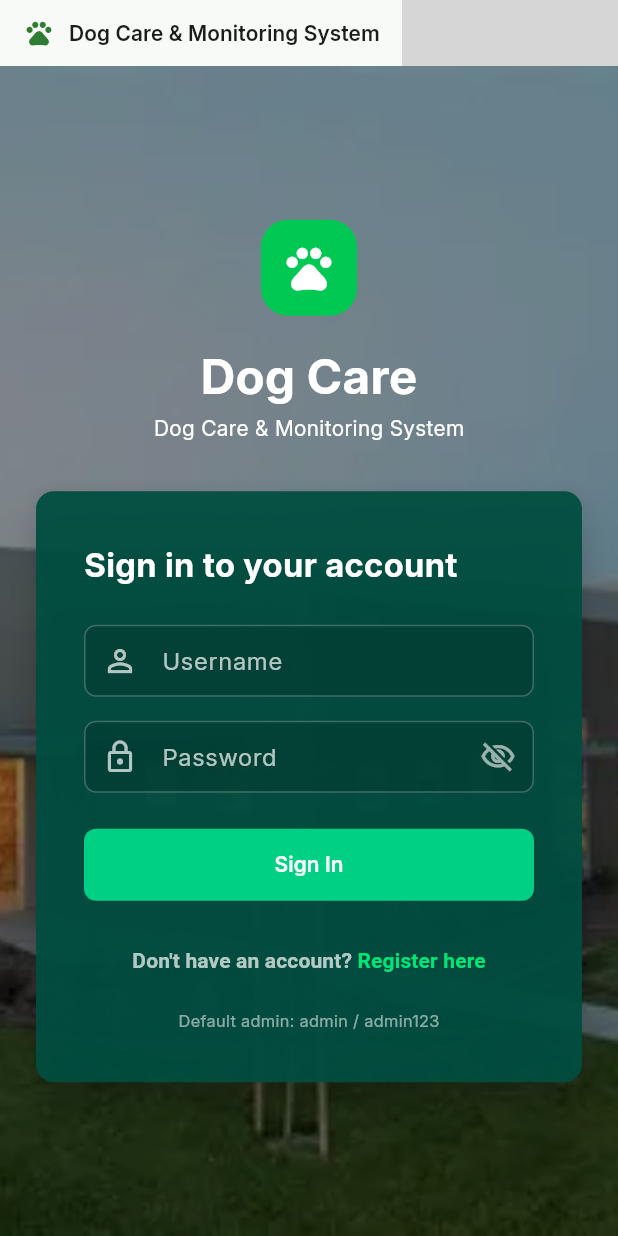
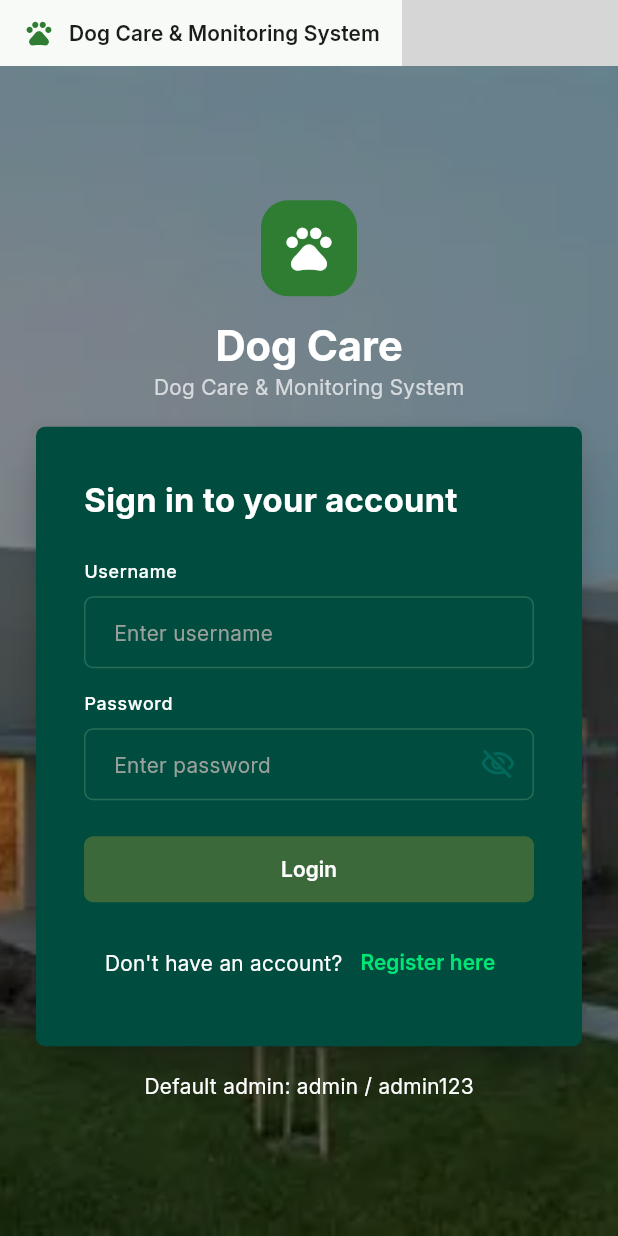
Before and after one commit to jcgpl-dev/dog_care_desktop, a Flutter app: the screen it shows after launch, on a phone screen of 412 x 824 dp. Run offline on Flutter 3.47's test engine with Material 3 defaults, Android fonts, the phone set to English and light mode, and no system bars; our stand-ins replace dartz, flutter_bloc, get_it; missing offline and left inert: bitsdojo_window; grey boxes are pictures that could not be loaded.

Commit message:
auth ui update

```diff
--- a/lib/config/theme/app_colors.dart
+++ b/lib/config/theme/app_colors.dart
@@ -4,28 +4,49 @@ class AppColors {
   AppColors._();
 
   // Brand
+
   static const primary = Color(0xFF2E7D32);
   static const primaryContainer = Color(0xFFC8E6C9);
-
   static const secondary = Color(0xFF00695C);
   static const secondaryContainer = Color(0xFFB2DFDB);
 
   // Surfaces
+
   static const background = Color(0xFFF8FAF8);
   static const surface = Color(0xFFFFFFFF);
   static const surfaceVariant = Color(0xFFF0F2F0);
 
   // Text
+
   static const textPrimary = Color(0xFF1A1C1A);
   static const textSecondary = Color(0xFF5F6360);
   static const textDisabled = Color(0xFF9AA09B);
 
   // Borders
+
   static const border = Color(0xFFD9DED9);
+  static const borderDisabled = Color(0xFFA8C8AA);
+
+  // Card color
+
+  static const cardColor = Color(0xFF004D40);
 
   // Semantic
+
   static const success = Color(0xFF2E7D32);
   static const warning = Color(0xFFF9A825);
   static const error = Color(0xFFC62828);
   static const info = Color(0xFF1565C0);
+
+  // Dark surface / authentication UI
+
+  static const darkText = Color(0xFFFFFFFF);
+  static const darkTextSecondary = Color(0xB3FFFFFF);
+  static const darkTextHint = Color(0x61FFFFFF);
+  static const darkIcon = Color(0xA6FFFFFF);
+  static const darkFieldBackground = Color(0x26000000);
+  static const darkBorder = Color(0x26FFFFFF);
+  static const darkBorderDisabled = Color(0x4D81B584);
+
+  static const overlay = Color(0x73000000);
 }
--- a/lib/config/theme/app_dimensions.dart
+++ b/lib/config/theme/app_dimensions.dart
@@ -42,4 +42,10 @@ class AppDimensions {
   // Layout
   static const sidebarWidth = 250.0;
   static const maxContentWidth = 1440.0;
+
+  static const loginLogoSize = 64.0;
+  static const loginLogoRadius = 18.0;
+  static const loginLogoIconSize = 36.0;
+  static const loginFormMaxWidth = 440.0;
+  static const loginCardPadding = 32.0;
 }
--- /dev/null
+++ b/lib/core/presentation/widgets/buttons/app_button.dart
@@ -0,0 +1,47 @@
+import 'package:flutter/material.dart';
+
+import '../../../../config/theme/app_dimensions.dart';
+import '../../../../config/theme/app_text_styles.dart';
+
+class AppButton extends StatelessWidget {
+  final String label;
+  final VoidCallback? onPressed;
+  final bool isLoading;
+  final Widget? icon;
+
+  const AppButton({
+    super.key,
+    required this.label,
+    required this.onPressed,
+    this.isLoading = false,
+    this.icon,
+  });
+
+  @override
+  Widget build(BuildContext context) {
+    return SizedBox(
+      width: double.infinity,
+      height: AppDimensions.buttonHeight,
+      child: FilledButton.icon(
+        style: ButtonStyle(
+          shape: MaterialStateProperty.all(
+            RoundedRectangleBorder(
+              borderRadius: BorderRadius.circular(AppDimensions.radiusSmall),
+            ),
+          ),
+        ),
+        onPressed: isLoading ? null : onPressed,
+        icon: isLoading
+            ? const SizedBox.shrink()
+            : icon ?? const SizedBox.shrink(),
+        label: isLoading
+            ? const SizedBox(
+                width: 20,
+                height: 20,
+                child: CircularProgressIndicator(strokeWidth: 2),
+              )
+            : Text(label, style: AppTextStyles.labelLarge),
+      ),
+    );
+  }
+}
--- /dev/null
+++ b/lib/core/presentation/widgets/inputs/app_text_field.dart
@@ -0,0 +1,211 @@
+import 'package:flutter/material.dart';
+
+import '../../../../config/theme/app_colors.dart';
+import '../../../../config/theme/app_dimensions.dart';
+
+enum AppTextFieldVariant { standard, dark }
+
+class AppTextField extends StatelessWidget {
+  final TextEditingController? controller;
+
+  // Content
+  final String label;
+  final String? hint;
+  final String? errorText;
+
+  // Input behavior
+  final TextInputType? keyboardType;
+  final TextInputAction? textInputAction;
+  final bool obscureText;
+  final bool enabled;
+  final bool readOnly;
+  final bool autofocus;
+
+  final int? maxLines;
+  final int? maxLength;
+
+  // Icons
+  final Widget? prefixIcon;
+  final Widget? suffixIcon;
+
+  // Validation / callbacks
+  final String? Function(String?)? validator;
+  final ValueChanged<String>? onChanged;
+  final VoidCallback? onTap;
+  final ValueChanged<String>? onSubmitted;
+  final FocusNode? focusNode;
+
+  // Appearance
+  final AppTextFieldVariant variant;
+
+  final Color? labelColor;
+  final Color? textColor;
+  final Color? hintColor;
+
+  final Color? fillColor;
+
+  final Color? prefixIconColor;
+  final Color? suffixIconColor;
+
+  final Color? borderColor;
+  final Color? focusedBorderColor;
+  final Color? errorBorderColor;
+  final Color? disabledBorderColor;
+
+  final double? borderRadius;
+  final double focusedBorderWidth;
+
+  const AppTextField({
+    super.key,
+    required this.label,
+    this.controller,
+    this.hint,
+    this.errorText,
+    this.keyboardType,
+    this.textInputAction,
+    this.obscureText = false,
+    this.enabled = true,
+    this.readOnly = false,
+    this.autofocus = false,
+    this.maxLines = 1,
+    this.maxLength,
+    this.prefixIcon,
+    this.suffixIcon,
+    this.validator,
+    this.onChanged,
+    this.onTap,
+    this.onSubmitted,
+    this.focusNode,
+    this.variant = AppTextFieldVariant.standard,
+
+    // Appearance overrides
+    this.labelColor,
+    this.textColor,
+    this.hintColor,
+    this.fillColor,
+    this.prefixIconColor,
+    this.suffixIconColor,
+    this.borderColor,
+    this.focusedBorderColor,
+    this.errorBorderColor,
+    this.disabledBorderColor,
+    this.borderRadius,
+    this.focusedBorderWidth = 2,
+  });
+
+  bool get isDark => variant == AppTextFieldVariant.dark;
+
+  Color get _labelColor =>
+      labelColor ??
+      (isDark ? AppColors.darkTextSecondary : AppColors.textPrimary);
+
+  Color get _textColor =>
+      textColor ?? (isDark ? AppColors.darkText : AppColors.textPrimary);
+
+  Color get _hintColor =>
+      hintColor ?? (isDark ? AppColors.darkTextHint : AppColors.textSecondary);
+
+  Color get _fillColor =>
+      fillColor ?? (isDark ? AppColors.darkFieldBackground : AppColors.surface);
+
+  Color get _prefixIconColor =>
+      prefixIconColor ??
+      (isDark ? AppColors.darkIcon : AppColors.textSecondary);
+
+  Color get _suffixIconColor =>
+      suffixIconColor ??
+      (isDark ? AppColors.darkIcon : AppColors.textSecondary);
+
+  Color get _borderColor =>
+      borderColor ?? (isDark ? AppColors.darkBorder : AppColors.border);
+
+  Color get _focusedBorderColor =>
+      focusedBorderColor ??
+      (isDark ? AppColors.primaryContainer : AppColors.primary);
+
+  Color get _errorBorderColor => errorBorderColor ?? AppColors.error;
+
+  Color get _disabledBorderColor =>
+      disabledBorderColor ??
+      (isDark ? AppColors.darkBorderDisabled : AppColors.borderDisabled);
+  double get _borderRadius => borderRadius ?? AppDimensions.radiusSmall;
+
+  @override
+  Widget build(BuildContext context) {
+    final textTheme = Theme.of(context).textTheme;
+
+    return Column(
+      crossAxisAlignment: CrossAxisAlignment.start,
+      children: [
+        Text(label, style: textTheme.labelMedium?.copyWith(color: _labelColor)),
+
+        const SizedBox(height: AppDimensions.spacing8),
+
+        TextFormField(
+          controller: controller,
+          focusNode: focusNode,
+          keyboardType: keyboardType,
+          textInputAction: textInputAction,
+          obscureText: obscureText,
+          enabled: enabled,
+          readOnly: readOnly,
+          autofocus: autofocus,
+          maxLines: obscureText ? 1 : maxLines,
+          maxLength: maxLength,
+          validator: validator,
+          onChanged: onChanged,
+          onTap: onTap,
+          onFieldSubmitted: onSubmitted,
+
+          style: textTheme.bodyMedium?.copyWith(color: _textColor),
+
+          decoration: InputDecoration(
+            hintText: hint,
+            errorText: errorText,
+
+            hintStyle: textTheme.bodyMedium?.copyWith(color: _hintColor),
+
+            prefixIcon: prefixIcon,
+            suffixIcon: suffixIcon,
+
+            prefixIconColor: _prefixIconColor,
+            suffixIconColor: _suffixIconColor,
+
+            filled: true,
+            fillColor: _fillColor,
+
+            contentPadding: const EdgeInsets.symmetric(
+              horizontal: AppDimensions.spacing16,
+              vertical: AppDimensions.spacing12,
+            ),
+
+            border: _border(color: _borderColor),
+
+            enabledBorder: _border(color: _borderColor),
+
+            focusedBorder: _border(
+              color: _focusedBorderColor,
+              width: focusedBorderWidth,
+            ),
+
+            errorBorder: _border(color: _errorBorderColor),
+
+            focusedErrorBorder: _border(
+              color: _errorBorderColor,
+              width: focusedBorderWidth,
+            ),
+
+            disabledBorder: _border(color: _disabledBorderColor),
+          ),
+        ),
+      ],
+    );
+  }
+
+  OutlineInputBorder _border({required Color color, double width = 1}) {
+    return OutlineInputBorder(
+      borderRadius: BorderRadius.circular(_borderRadius),
+      borderSide: BorderSide(color: color, width: width),
+    );
+  }
+}
--- a/lib/features/auth/presentation/widgets/auth_background.dart
+++ b/lib/features/auth/presentation/widgets/auth_background.dart
@@ -0,0 +1,21 @@
+import 'package:flutter/material.dart';
+
+import '../../../../config/theme/app_colors.dart';
+
+class AuthBackground extends StatelessWidget {
+  final Widget child;
+
+  const AuthBackground({super.key, required this.child});
+
+  @override
+  Widget build(BuildContext context) {
+    return Stack(
+      fit: StackFit.expand,
+      children: [
+        Image.asset('assets/images/login_bg.webp', fit: BoxFit.cover),
+        Container(color: AppColors.overlay),
+        child,
+      ],
+    );
+  }
+}
--- /dev/null
+++ b/lib/features/auth/presentation/widgets/login_footer.dart
@@ -0,0 +1,14 @@
+import 'package:dog_care_desktop/config/theme/app_colors.dart';
+import 'package:flutter/material.dart';
+
+class LoginFooter extends StatelessWidget {
+  const LoginFooter({super.key});
+
+  @override
+  Widget build(BuildContext context) {
+    return Text(
+      'Default admin: admin / admin123',
+      style: TextStyle(color: AppColors.darkText, fontSize: 14),
+    );
+  }
+}
--- a/lib/features/auth/presentation/widgets/login_form.dart
+++ b/lib/features/auth/presentation/widgets/login_form.dart
@@ -1,3 +1,10 @@
+import 'package:dog_care_desktop/config/theme/app_colors.dart';
+import 'package:dog_care_desktop/config/theme/app_dimensions.dart';
+import 'package:dog_care_desktop/core/presentation/widgets/buttons/app_button.dart';
+import 'package:dog_care_desktop/core/presentation/widgets/inputs/app_text_field.dart';
+import 'package:dog_care_desktop/features/auth/presentation/widgets/auth_background.dart';
+import 'package:dog_care_desktop/features/auth/presentation/widgets/login_footer.dart';
+import 'package:dog_care_desktop/features/auth/presentation/widgets/login_header.dart';
 import 'package:flutter/material.dart';
 import 'package:flutter_bloc/flutter_bloc.dart';
 
@@ -12,17 +19,20 @@ class LoginForm extends StatefulWidget {
 
 class _LoginFormState extends State<LoginForm> {
   final _formKey = GlobalKey<FormState>();
-
+  bool _obscurePassword = true;
   final _usernameController = TextEditingController();
   final _passwordController = TextEditingController();
-
-  bool _obscurePassword = true;
-
   @override
   void dispose() {
     _usernameController.dispose();
     _passwordController.dispose();
     super.dispose();
+  }
+
+  void _togglePasswordVisibility() {
+    setState(() {
+      _obscurePassword = !_obscurePassword;
+    });
   }
 
   void _submit() {
@@ -44,43 +54,24 @@ class _LoginFormState extends State<LoginForm> {
       fit: StackFit.expand,
       children: [
         // Background
-        Image.asset('assets/images/login_bg.webp', fit: BoxFit.cover),
-
-        // Dark overlay
-        Container(color: Colors.black.withOpacity(0.45)),
+        AuthBackground(child: Container()),
 
         Center(
           child: SingleChildScrollView(
             padding: const EdgeInsets.all(24),
             child: ConstrainedBox(
-              constraints: const BoxConstraints(maxWidth: 440),
+              constraints: const BoxConstraints(maxWidth: 500),
               child: Column(
                 children: [
-                  _buildLogo(),
-
-                  const SizedBox(height: 16),
-                  const Text(
-                    'Dog Care',
-                    style: TextStyle(
-                      color: Colors.white,
-                      fontSize: 32,
-                      fontWeight: FontWeight.w700,
-                    ),
-                  ),
-                  const Text(
-                    'Dog Care & Monitoring System',
-                    style: TextStyle(
-                      color: Colors.white,
-                      fontSize: 14,
-                      fontWeight: FontWeight.w400,
-                    ),
-                  ),
-                  const SizedBox(height: 32),
+                  LoginHeader(),
+                  SizedBox(height: AppDimensions.spacing16),
                   Card(
-                    color: const Color(0xFF004D40).withOpacity(0.94),
+                    color: AppColors.cardColor,
                     elevation: 12,
                     shape: RoundedRectangleBorder(
-                      borderRadius: BorderRadius.circular(12),
+                      borderRadius: BorderRadius.circular(
+                        AppDimensions.radiusSmall,
+                      ),
                     ),
                     child: Padding(
                       padding: const EdgeInsets.all(32),
@@ -106,53 +97,100 @@ class _LoginFormState extends State<LoginForm> {
 
                             const SizedBox(height: 24),
 
-                            _buildUsernameField(),
+                            AppTextField(
+                              textColor: AppColors.darkText,
+                              labelColor: AppColors.darkText,
+                              fillColor: AppColors.cardColor,
+                              hintColor: AppColors.textDisabled,
+                              borderColor: AppColors.darkBorderDisabled,
+                              hint: 'Enter username',
+                              label: 'Username',
+                              controller: _usernameController,
+                              validator: (value) {
+                                if (value == null || value.trim().isEmpty) {
+                                  return 'Username is required';
+                                }
+                                return null;
+                              },
+                            ),
 
                             const SizedBox(height: 16),
 
-                            _buildPasswordField(),
+                            AppTextField(
+                              textColor: AppColors.darkText,
+                              fillColor: AppColors.cardColor,
+                              labelColor: AppColors.darkText,
+                              hint: 'Enter password',
+                              hintColor: AppColors.textDisabled,
+                              borderColor: AppColors.darkBorderDisabled,
+                              label: 'Password',
+                              controller: _passwordController,
+                              obscureText: _obscurePassword,
+                              suffixIconColor: AppColors.secondary,
+                              validator: (value) {
+                                if (value == null || value.isEmpty) {
+                                  return 'Password is required';
+                                }
+                                return null;
+                              },
+                              suffixIcon: IconButton(
+                                onPressed: _togglePasswordVisibility,
+                                icon: Icon(
+                                  _obscurePassword
+                                      ? Icons.visibility_off_outlined
+                                      : Icons.visibility_outlined,
+                                ),
+                              ),
+                            ),
 
                             const SizedBox(height: 24),
 
-                            _buildSignInButton(),
+                            BlocBuilder<AuthBloc, AuthState>(
+                              builder: (context, state) {
+                                final isLoading = state is AuthLoading;
+                                return AppButton(
+                                  label: 'Login',
+                                  onPressed: () {
+                                    isLoading ? null : _submit;
+                                  },
+                                );
+                              },
+                            ),
 
                             const SizedBox(height: 16),
 
+                            Row(
+                              mainAxisAlignment: MainAxisAlignment.center,
+                              children: [
+                                Text(
+                                  "Don't have an account?",
+                                  style: TextStyle(
+                                    color: AppColors.darkText,
+                                    fontWeight: FontWeight.w400,
+                                  ),
+                                ),
                                 TextButton(
                                   onPressed: () {
                                     // Registration will be implemented later.
                                   },
-                              child: const Text.rich(
-                                TextSpan(
-                                  text: "Don't have an account? ",
-                                  style: TextStyle(color: Colors.white70),
-                                  children: [
-                                    TextSpan(
-                                      text: 'Register here',
+                                  child: const Text(
+                                    'Register here',
                                     style: TextStyle(
                                       color: Color(0xFF00E676),
                                       fontWeight: FontWeight.w600,
                                     ),
                                   ),
+                                ),
                               ],
-                                ),
-                              ),
-                            ),
-
-                            const SizedBox(height: 8),
-
-                            const Text(
-                              'Default admin: admin / admin123',
-                              style: TextStyle(
-                                color: Colors.white54,
-                                fontSize: 11,
-                              ),
                             ),
                           ],
                         ),
                       ),
                     ),
                   ),
+                  const SizedBox(height: AppDimensions.spacing16),
+
+                  LoginFooter(),
                 ],
               ),
             ),
@@ -161,130 +199,4 @@ class _LoginFormState extends State<LoginForm> {
       ],
     );
   }
-
-  Widget _buildLogo() {
-    return Container(
-      width: 64,
-      height: 64,
-      decoration: BoxDecoration(
-        color: const Color(0xFF00C853),
-        borderRadius: BorderRadius.circular(18),
-      ),
-      child: const Icon(Icons.pets, color: Colors.white, size: 36),
-    );
 }
-
-  Widget _buildUsernameField() {
-    return TextFormField(
-      controller: _usernameController,
-      style: const TextStyle(color: Colors.white),
-      decoration: _inputDecoration(
-        label: 'Username',
-        hint: 'Enter username',
-        icon: Icons.person_outline,
-      ),
-      validator: (value) {
-        if (value == null || value.trim().isEmpty) {
-          return 'Username is required';
-        }
-        return null;
-      },
-    );
-  }
-
-  Widget _buildPasswordField() {
-    return TextFormField(
-      controller: _passwordController,
-      obscureText: _obscurePassword,
-      style: const TextStyle(color: Colors.white),
-      decoration:
-          _inputDecoration(
-            label: 'Password',
-            hint: 'Enter password',
-            icon: Icons.lock_outline,
-          ).copyWith(
-            suffixIcon: IconButton(
-              onPressed: () {
-                setState(() {
-                  _obscurePassword = !_obscurePassword;
-                });
-              },
-              icon: Icon(
-                _obscurePassword
-                    ? Icons.visibility_off_outlined
-                    : Icons.visibility_outlined,
-                color: Colors.white60,
-              ),
-            ),
-          ),
-      validator: (value) {
-        if (value == null || value.isEmpty) {
-          return 'Password is required';
-        }
-        return null;
-      },
-    );
-  }
-
-  InputDecoration _inputDecoration({
-    required String label,
-    required String hint,
-    required IconData icon,
-  }) {
-    return InputDecoration(
-      labelText: label,
-      hintText: hint,
-      prefixIcon: Icon(icon),
-      labelStyle: const TextStyle(color: Colors.white70),
-      hintStyle: const TextStyle(color: Colors.white38),
-      prefixIconColor: Colors.white70,
-      filled: true,
-      fillColor: Colors.black.withOpacity(0.15),
-      border: OutlineInputBorder(borderRadius: BorderRadius.circular(8)),
-      enabledBorder: OutlineInputBorder(
-        borderRadius: BorderRadius.circular(8),
-        borderSide: const BorderSide(color: Colors.white24),
-      ),
-      focusedBorder: OutlineInputBorder(
-        borderRadius: BorderRadius.circular(8),
-        borderSide: const BorderSide(color: Color(0xFF00E676), width: 2),
-      ),
-    );
-  }
-
-  Widget _buildSignInButton() {
-    return BlocBuilder<AuthBloc, AuthState>(
-      builder: (context, state) {
-        final isLoading = state is AuthLoading;
-
-        return SizedBox(
-          width: double.infinity,
-          height: 48,
-          child: FilledButton(
-            onPressed: isLoading ? null : _submit,
-            style: FilledButton.styleFrom(
-              backgroundColor: const Color(0xFF00D084),
-              foregroundColor: Colors.white,
-              shape: RoundedRectangleBorder(
-                borderRadius: BorderRadius.circular(8),
-              ),
-            ),
-            child: isLoading
-                ? const SizedBox(
-                    width: 22,
-                    height: 22,
-                    child: CircularProgressIndicator(
-                      strokeWidth: 2,
-                      color: Colors.white,
-                    ),
-                  )
-                : const Text(
-                    'Sign In',
-                    style: TextStyle(fontWeight: FontWeight.w600),
-                  ),
-          ),
-        );
-      },
-    );
-  }
-}
--- /dev/null
+++ b/lib/features/auth/presentation/widgets/login_header.dart
@@ -0,0 +1,45 @@
+import 'package:flutter/material.dart';
+
+import '../../../../config/theme/app_colors.dart';
+import '../../../../config/theme/app_dimensions.dart';
+
+class LoginHeader extends StatelessWidget {
+  const LoginHeader({super.key});
+
+  @override
+  Widget build(BuildContext context) {
+    final textTheme = Theme.of(context).textTheme;
+
+    return Column(
+      children: [
+        Container(
+          width: AppDimensions.loginLogoSize,
+          height: AppDimensions.loginLogoSize,
+          decoration: BoxDecoration(
+            color: AppColors.primary,
+            borderRadius: BorderRadius.circular(AppDimensions.loginLogoRadius),
+          ),
+          child: const Icon(
+            Icons.pets,
+            color: AppColors.darkText,
+            size: AppDimensions.loginLogoIconSize,
+          ),
+        ),
+
+        const SizedBox(height: AppDimensions.spacing16),
+
+        Text(
+          'Dog Care',
+          style: textTheme.displayMedium?.copyWith(color: AppColors.darkText),
+        ),
+
+        Text(
+          'Dog Care & Monitoring System',
+          style: textTheme.bodyMedium?.copyWith(
+            color: AppColors.darkTextSecondary,
+          ),
+        ),
+      ],
+    );
+  }
+}
```
Lines whose indentation alone changed are shown as unchanged.
